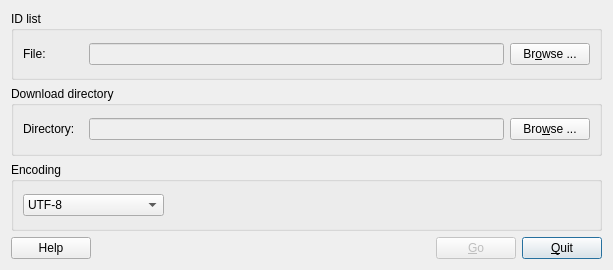
First picture: the form in trunk/Forms/pangetdialog.ui, repository pangaea-data-publisher/PanGet, before the edit.
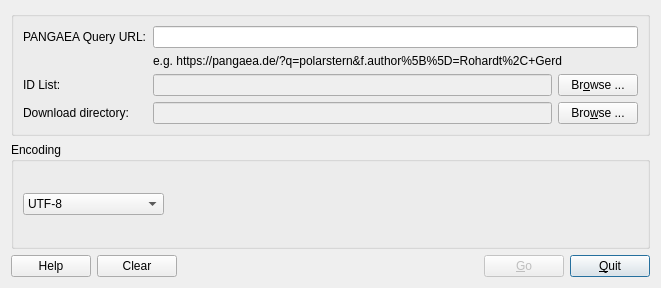
Second picture: the form after the edit.

Commit message: Result of query in JSON format

The edit to the form file:
```diff
--- a/trunk/Forms/pangetdialog.ui
+++ b/trunk/Forms/pangetdialog.ui
@@ -7,8 +7,8 @@
    <rect>
     <x>0</x>
     <y>0</y>
-    <width>613</width>
-    <height>270</height>
+    <width>661</width>
+    <height>288</height>
    </rect>
   </property>
   <property name="acceptDrops">
@@ -17,117 +17,124 @@
   <property name="windowTitle">
    <string>PanGet</string>
   </property>
-  <layout class="QGridLayout" name="gridLayout_4">
-   <item row="3" column="0">
-    <layout class="QHBoxLayout">
-     <item>
-      <widget class="QPushButton" name="HelpButton">
-       <property name="text">
-        <string>Help</string>
-       </property>
-      </widget>
-     </item>
-     <item>
-      <spacer>
-       <property name="orientation">
-        <enum>Qt::Horizontal</enum>
-       </property>
-       <property name="sizeHint" stdset="0">
-        <size>
-         <width>371</width>
-         <height>20</height>
-        </size>
-       </property>
-      </spacer>
-     </item>
-     <item>
-      <widget class="QPushButton" name="GetDatasetsButton">
-       <property name="enabled">
-        <bool>false</bool>
-       </property>
-       <property name="text">
-        <string>&amp;Go</string>
-       </property>
-       <property name="default">
-        <bool>false</bool>
-       </property>
-      </widget>
-     </item>
-     <item>
-      <widget class="QPushButton" name="QuitButton">
-       <property name="text">
-        <string>&amp;Quit</string>
-       </property>
-       <property name="default">
-        <bool>true</bool>
-       </property>
-      </widget>
-     </item>
-    </layout>
-   </item>
+  <layout class="QGridLayout" name="gridLayout_2">
    <item row="0" column="0">
-    <widget class="QGroupBox" name="IDListGroupBox">
+    <widget class="QGroupBox" name="DownloadDirectoryGroupBox">
      <property name="title">
-      <string>ID list</string>
+      <string/>
      </property>
-     <layout class="QGridLayout" name="gridLayout_2">
+     <layout class="QGridLayout" name="gridLayout">
       <item row="0" column="0">
+       <widget class="QLabel" name="URLTextLabel">
+        <property name="sizePolicy">
+         <sizepolicy hsizetype="Maximum" vsizetype="Preferred">
+          <horstretch>0</horstretch>
+          <verstretch>0</verstretch>
+         </sizepolicy>
+        </property>
+        <property name="minimumSize">
+         <size>
+          <width>0</width>
+          <height>0</height>
+         </size>
+        </property>
+        <property name="maximumSize">
+         <size>
+          <width>16777215</width>
+          <height>16777215</height>
+         </size>
+        </property>
+        <property name="text">
+         <string>PANGAEA Query URL:</string>
+        </property>
+       </widget>
+      </item>
+      <item row="0" column="1" colspan="2">
+       <widget class="QLineEdit" name="QueryLineEdit">
+        <property name="enabled">
+         <bool>true</bool>
+        </property>
+       </widget>
+      </item>
+      <item row="1" column="1" colspan="2">
+       <widget class="QLabel" name="ExampleLabel">
+        <property name="text">
+         <string>e.g. https://pangaea.de/?q=polarstern&amp;f.author%5B%5D=Rohardt%2C+Gerd</string>
+        </property>
+       </widget>
+      </item>
+      <item row="2" column="0">
        <widget class="QLabel" name="FileTextLabel">
+        <property name="sizePolicy">
+         <sizepolicy hsizetype="Maximum" vsizetype="Preferred">
+          <horstretch>0</horstretch>
+          <verstretch>0</verstretch>
+         </sizepolicy>
+        </property>
         <property name="minimumSize">
          <size>
-          <width>60</width>
+          <width>0</width>
           <height>0</height>
          </size>
         </property>
+        <property name="maximumSize">
+         <size>
+          <width>16777215</width>
+          <height>16777215</height>
+         </size>
+        </property>
         <property name="text">
-         <string>File:</string>
+         <string>ID List:</string>
         </property>
        </widget>
       </item>
-      <item row="0" column="1">
+      <item row="2" column="1">
        <widget class="QLineEdit" name="IDListFileLineEdit">
         <property name="enabled">
          <bool>false</bool>
         </property>
        </widget>
       </item>
-      <item row="0" column="2">
+      <item row="2" column="2">
        <widget class="QPushButton" name="browseIDListFileButton">
         <property name="text">
          <string>Br&amp;owse ...</string>
         </property>
        </widget>
       </item>
-     </layout>
-    </widget>
-   </item>
-   <item row="1" column="0">
-    <widget class="QGroupBox" name="DownloadDirectoryGroupBox">
-     <property name="title">
-      <string>Download directory</string>
-     </property>
-     <layout class="QGridLayout" name="gridLayout">
-      <item row="0" column="0">
+      <item row="3" column="0">
        <widget class="QLabel" name="DirTextLabel">
+        <property name="sizePolicy">
+         <sizepolicy hsizetype="Maximum" vsizetype="Preferred">
+          <horstretch>0</horstretch>
+          <verstretch>0</verstretch>
+         </sizepolicy>
+        </property>
         <property name="minimumSize">
          <size>
-          <width>60</width>
+          <width>0</width>
           <height>0</height>
          </size>
         </property>
+        <property name="maximumSize">
+         <size>
+          <width>16777215</width>
+          <height>16777215</height>
+         </size>
+        </property>
         <property name="text">
-         <string>Directory:</string>
+         <string>Download directory:</string>
         </property>
        </widget>
       </item>
-      <item row="0" column="1">
+      <item row="3" column="1">
        <widget class="QLineEdit" name="DownloadDirectoryLineEdit">
         <property name="enabled">
          <bool>false</bool>
         </property>
        </widget>
       </item>
-      <item row="0" column="2">
+      <item row="3" column="2">
        <widget class="QPushButton" name="browseDownloadDirectoryButton">
         <property name="text">
          <string>Bro&amp;wse ...</string>
@@ -137,7 +144,7 @@
      </layout>
     </widget>
    </item>
-   <item row="2" column="0">
+   <item row="1" column="0">
     <widget class="QGroupBox" name="EncodingGroupBox">
      <property name="title">
       <string>Encoding</string>
@@ -178,6 +185,60 @@
      </layout>
     </widget>
    </item>
+   <item row="2" column="0">
+    <layout class="QHBoxLayout" name="horizontalLayout">
+     <item>
+      <widget class="QPushButton" name="HelpButton">
+       <property name="text">
+        <string>Help</string>
+       </property>
+      </widget>
+     </item>
+     <item>
+      <widget class="QPushButton" name="ClearPushButton">
+       <property name="text">
+        <string>Clear</string>
+       </property>
+      </widget>
+     </item>
+     <item>
+      <spacer>
+       <property name="orientation">
+        <enum>Qt::Horizontal</enum>
+       </property>
+       <property name="sizeHint" stdset="0">
+        <size>
+         <width>178</width>
+         <height>20</height>
+        </size>
+       </property>
+      </spacer>
+     </item>
+     <item>
+      <widget class="QPushButton" name="GetDatasetsButton">
+       <property name="enabled">
+        <bool>false</bool>
+       </property>
+       <property name="text">
+        <string>&amp;Go</string>
+       </property>
+       <property name="default">
+        <bool>false</bool>
+       </property>
+      </widget>
+     </item>
+     <item>
+      <widget class="QPushButton" name="QuitButton">
+       <property name="text">
+        <string>&amp;Quit</string>
+       </property>
+       <property name="default">
+        <bool>true</bool>
+       </property>
+      </widget>
+     </item>
+    </layout>
+   </item>
   </layout>
  </widget>
  <tabstops>
```
Left out of the diff: 8 changed lines with no effect on the pictures. The commit also changes 3 other files.
